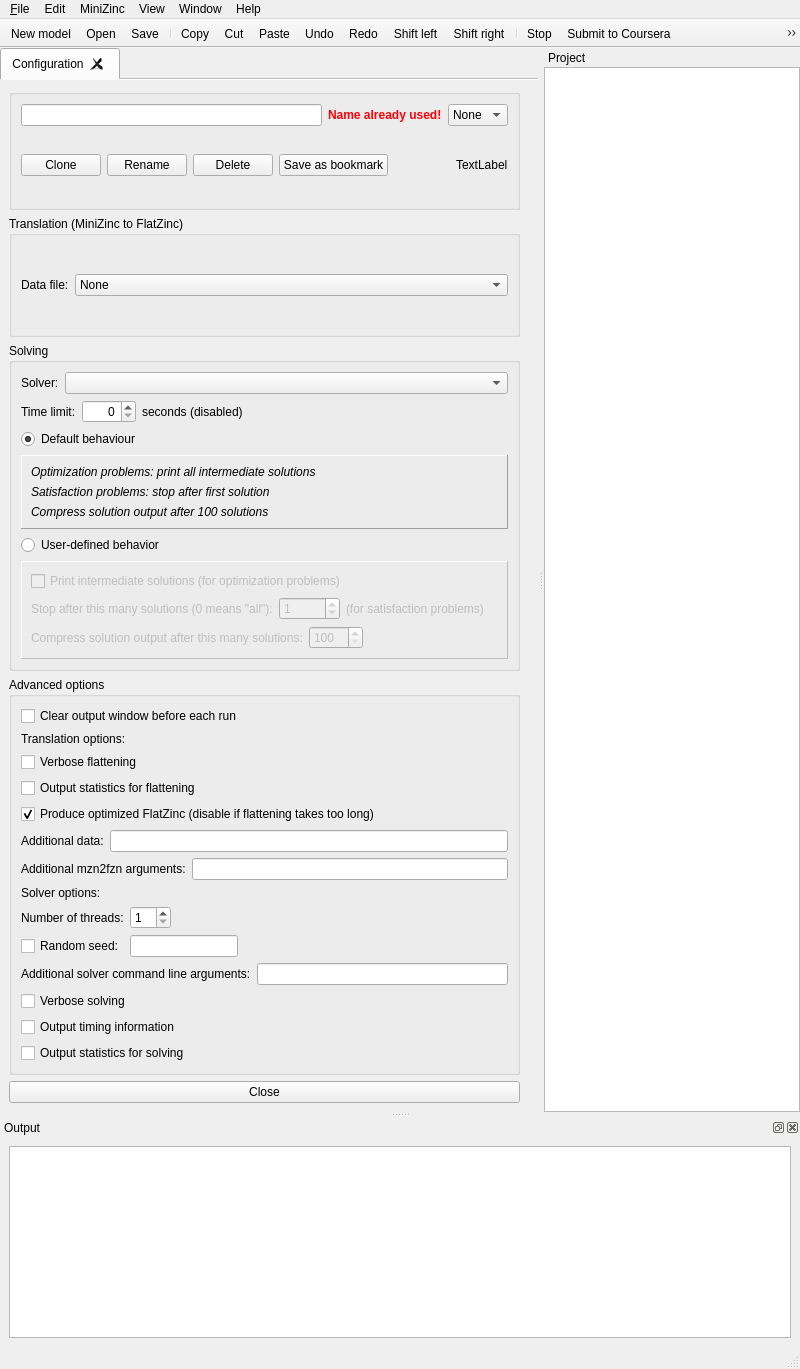
Old version of the form MiniZincIDE/mainwindow.ui in the repository MiniZinc/MiniZincIDE.
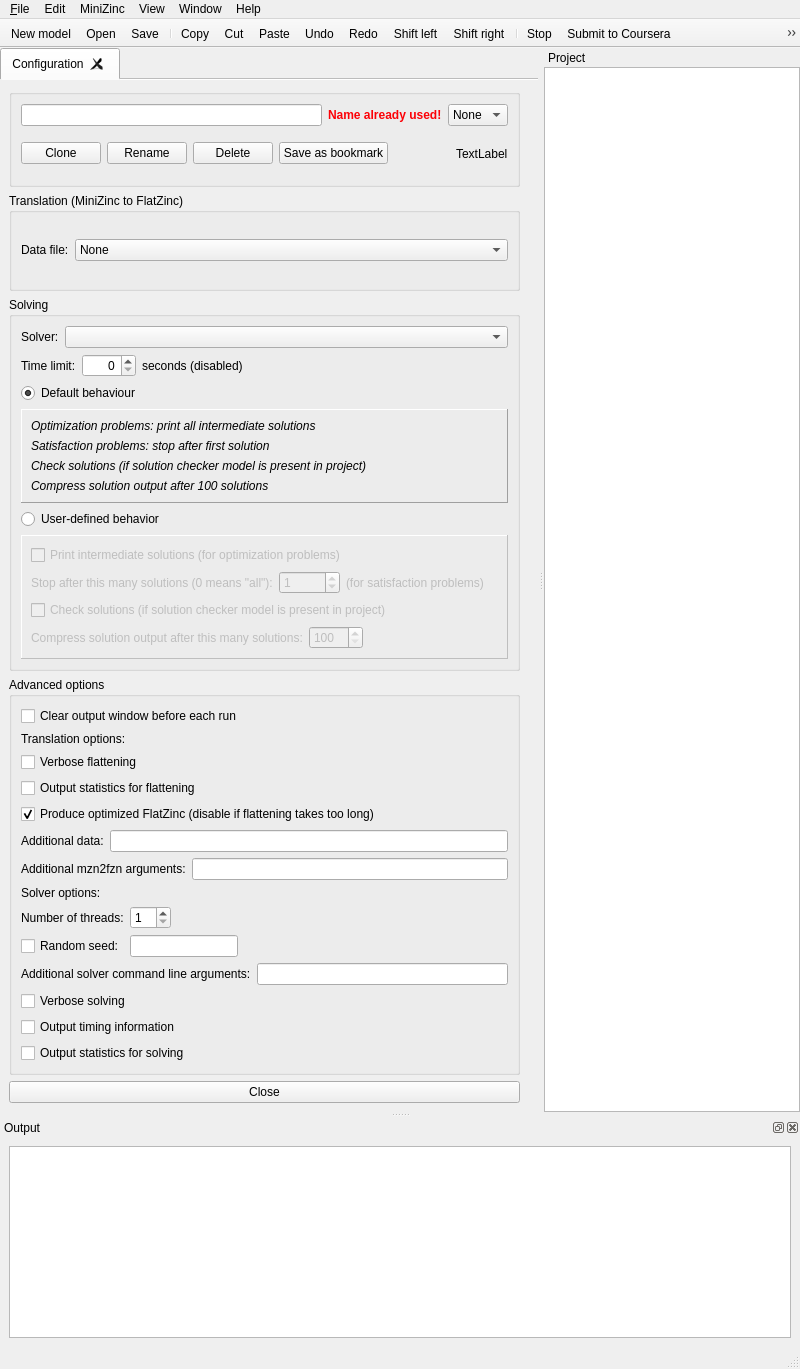
New version of the form. Icons and pictures are not drawn. Custom widgets are drawn as their Qt base class.

Commit message: Add support for running solution checker through the IDE

Diff of the .ui file:
```diff
--- a/MiniZincIDE/mainwindow.ui
+++ b/MiniZincIDE/mainwindow.ui
@@ -90,8 +90,8 @@
             <rect>
              <x>0</x>
              <y>0</y>
-             <width>608</width>
-             <height>1092</height>
+             <width>614</width>
+             <height>1066</height>
             </rect>
            </property>
            <layout class="QVBoxLayout" name="verticalLayout_6">
@@ -386,6 +386,13 @@
                       </property>
                      </widget>
                     </item>
+                    <item>
+                     <widget class="QLabel" name="label_16">
+                      <property name="text">
+                       <string>&lt;html&gt;&lt;head/&gt;&lt;body&gt;&lt;p&gt;&lt;span style=&quot; font-style:italic;&quot;&gt;Check solutions (if solution checker model is present in project)&lt;/span&gt;&lt;/p&gt;&lt;/body&gt;&lt;/html&gt;</string>
+                      </property>
+                     </widget>
+                    </item>
                     <item>
                      <widget class="QLabel" name="label_12">
                       <property name="text">
@@ -470,6 +477,13 @@
                       </item>
                      </layout>
                     </item>
+                    <item>
+                     <widget class="QCheckBox" name="conf_check_solutions">
+                      <property name="text">
+                       <string>Check solutions (if solution checker model is present in project)</string>
+                      </property>
+                     </widget>
+                    </item>
                     <item>
                      <layout class="QHBoxLayout" name="horizontalLayout_5">
                       <item>
```
Left out of the diff: 1 changed line with no effect on the pictures. Lines whose indentation alone changed are shown as unchanged. The commit also changes 8 other files.
